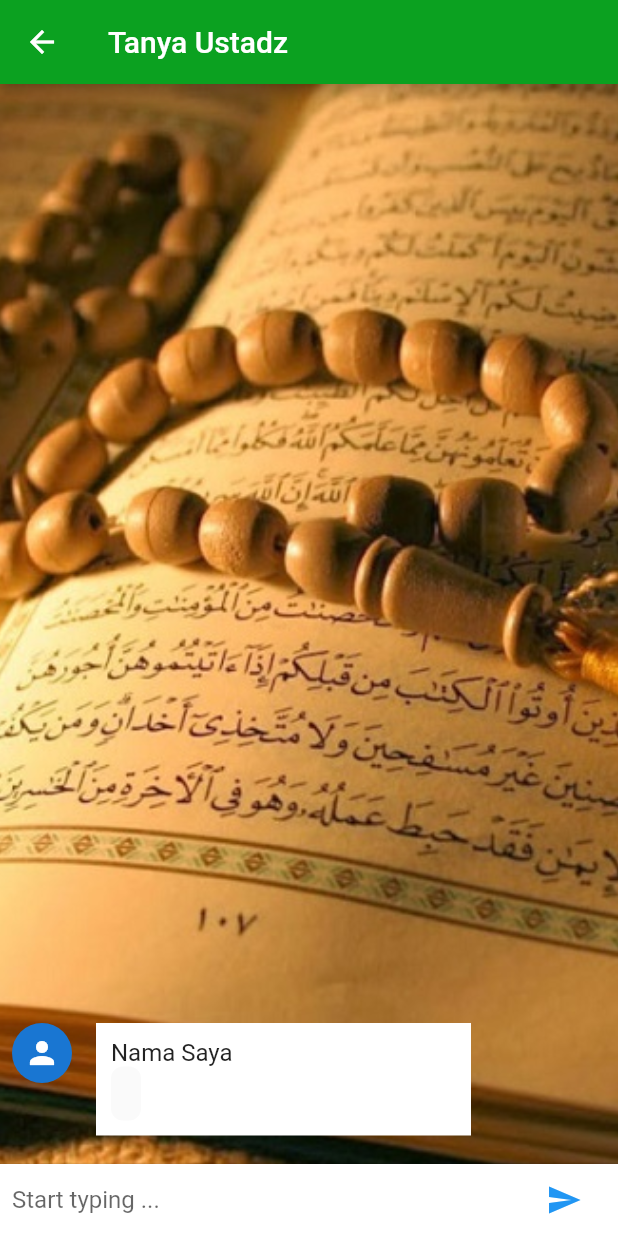
After one commit to SendiAgustian/Flutter-doa_umrah, a Flutter app: the TanyaUstadz screen opened by its route, after a tap on the "send" icon, on a phone screen of 412 x 824 dp. The commit adds this screen. Run offline on Flutter 3.47's test engine with Material 2 defaults, Android fonts, the phone set to English and light mode, and no system bars.

Commit message:
Saya melakukan pembaruan

```diff
--- /dev/null
+++ b/lib/View/chatUstadz.dart
@@ -0,0 +1,145 @@
+import 'package:flutter/material.dart';
+
+class TanyaUstadz extends StatefulWidget {
+  @override
+  _TanyaUstadzState createState() => _TanyaUstadzState();
+}
+
+class _TanyaUstadzState extends State<TanyaUstadz> {
+
+  final TextEditingController _chatController = TextEditingController();
+  final List<ChatMessage> _messages = <ChatMessage>[];
+
+  void _handleSubmit(String text) {
+    _chatController.clear();
+      ChatMessage message = ChatMessage(
+        text: text
+    );
+
+    setState(() {
+       _messages.insert(0, message);
+    });
+  }
+
+   Widget _chatEnvironment (){
+    return IconTheme(
+      data: IconThemeData(color: Colors.blue),
+          child:  Container(
+        margin: const EdgeInsets.symmetric(horizontal:8.0),
+        child:  Row(
+          children: <Widget>[
+            Flexible(
+              child:  TextField(
+                decoration: InputDecoration.collapsed(hintText: "Start typing ..."),
+                controller: _chatController,
+                onSubmitted: _handleSubmit,
+              ),
+            ),
+            Container(
+              margin: const EdgeInsets.symmetric(horizontal: 4.0),
+              child:  IconButton(
+                icon: Icon(Icons.send),
+
+                onPressed: ()=> _handleSubmit(_chatController.text),
+
+              ),
+            )
+          ],
+        ),
+
+      ),
+    );
+  }
+
+  @override
+  Widget build(BuildContext context) {
+    return Scaffold(
+      appBar: AppBar(
+        title: Text("Tanya Ustadz"),
+        backgroundColor: const Color(0xff0ba120),
+      ),
+      body: Container(
+          decoration: BoxDecoration(
+              image: DecorationImage(
+                  image: AssetImage("images/bg.jpg"), fit: BoxFit.cover)),
+        child: Column(
+          children: <Widget>[
+            Flexible(
+              child: ListView.builder(
+                padding:  EdgeInsets.all(8.0),
+                reverse: true,
+                itemBuilder: (_, int index) => _messages[index],
+                itemCount: _messages.length,
+              ),
+            ),
+            Divider(
+              height: 1.0,
+            ),
+            Container(decoration:  BoxDecoration(
+              color: Theme.of(context).cardColor,
+            ),
+            child: _chatEnvironment(),)
+          ],
+        ),
+      )
+    );
+  }
+
+}
+
+const String _name = "Nama Saya";
+
+class ChatMessage extends StatelessWidget {
+  final String text;
+
+// constructor to get text from textfield
+  ChatMessage({
+    this.text
+  });
+
+  @override
+  Widget build(BuildContext context) {
+    return  Container(
+      margin: const EdgeInsets.symmetric(vertical: 10.0),
+      child:  Row(
+        crossAxisAlignment: CrossAxisAlignment.start,
+        children: <Widget>[
+          Container(
+            margin: const EdgeInsets.only(right: 16.0),
+            child:  CircleAvatar(
+              child:  Icon(Icons.person)
+              ),
+          ),
+          Container(
+            padding: EdgeInsets.all(10),
+            color: Colors.white,
+            width: 250,
+            child:  Column(
+              crossAxisAlignment: CrossAxisAlignment.start,
+              children: <Widget>[
+                Text(_name, style: Theme.of(context).textTheme.subhead),
+                Align(
+                alignment: Alignment.topLeft,
+                child: Container(
+                  alignment: Alignment.topLeft,
+                  width: 300,
+                  color: Colors.transparent,
+                  child: Material(
+                    borderRadius: BorderRadius.circular(8),
+                    child: Padding(
+                      padding: EdgeInsets.all(10),
+                      child: Text(
+                        text,
+                      ),
+                    ),
+                  ),
+                ),
+              ),
+              ],
+            ),
+          )
+        ],
+      )
+    );
+  }
+}
```
Also changed, not shown: lib/View/dashboard.dart (+15 -8 lines), lib/View/listDoa.dart (+20 -1 lines), lib/View/login.dart (added, +110 -0 lines), lib/main.dart (+6 -2 lines), pubspec.yaml (line endings or trailing spaces).
